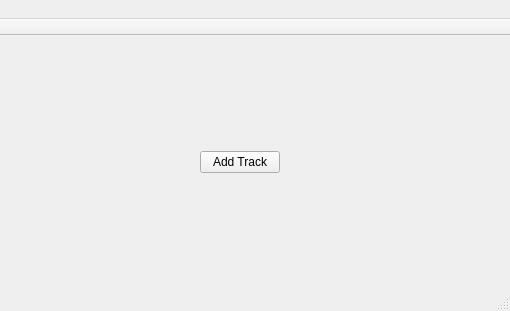
Old version of the form Mirror/mainwindow.ui in the repository AD98/MIR-ROR; both pictures show x 362 to 872 and y 0 to 311 of the 872 by 311 pixel window.
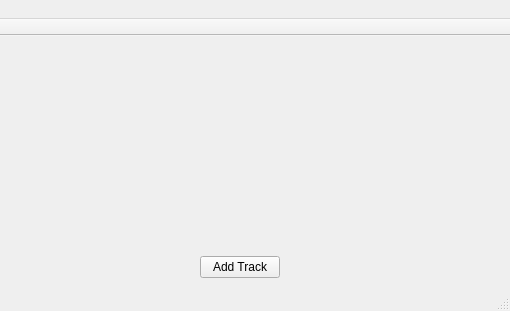
New version of the form.

Patch:
```diff
--- a/Mirror/mainwindow.ui
+++ b/Mirror/mainwindow.ui
@@ -118,7 +118,15 @@
        <enum>QLayout::SetMinimumSize</enum>
       </property>
       <item>
-       <layout class="QHBoxLayout" name="track"/>
+       <layout class="QVBoxLayout" name="track">
+        <item>
+         <widget class="QLabel" name="label">
+          <property name="text">
+           <string/>
+          </property>
+         </widget>
+        </item>
+       </layout>
       </item>
       <item>
        <widget class="QPushButton" name="add_track_btn">
```
Left out of the diff: 2 changed lines with no effect on the pictures.
